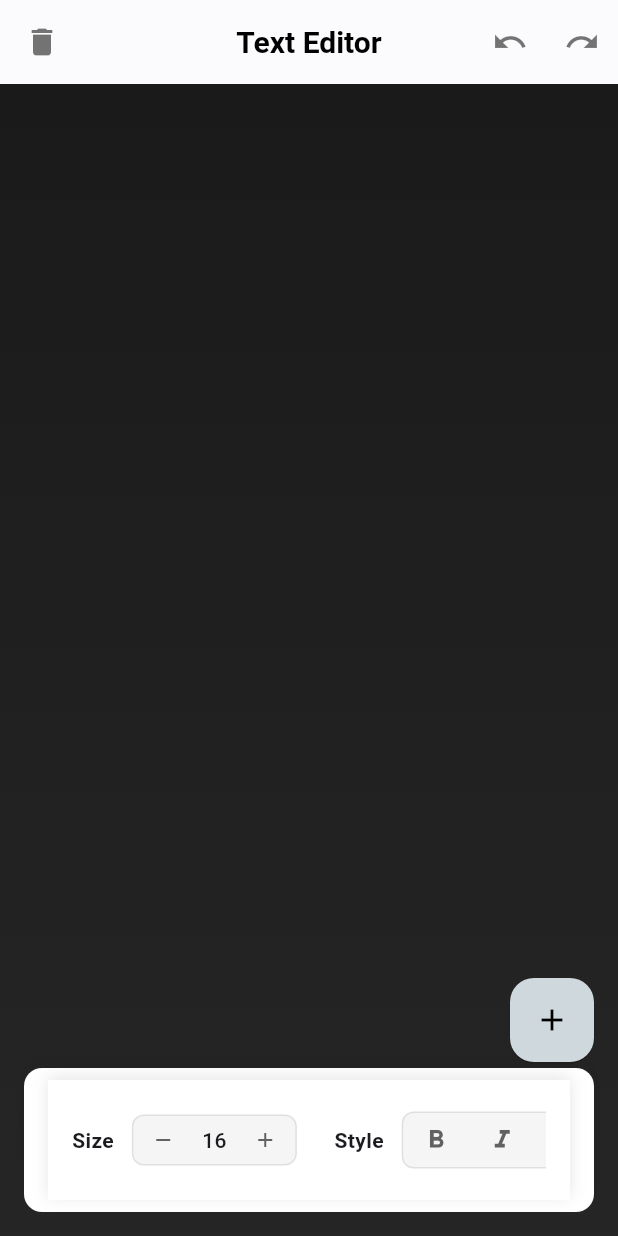
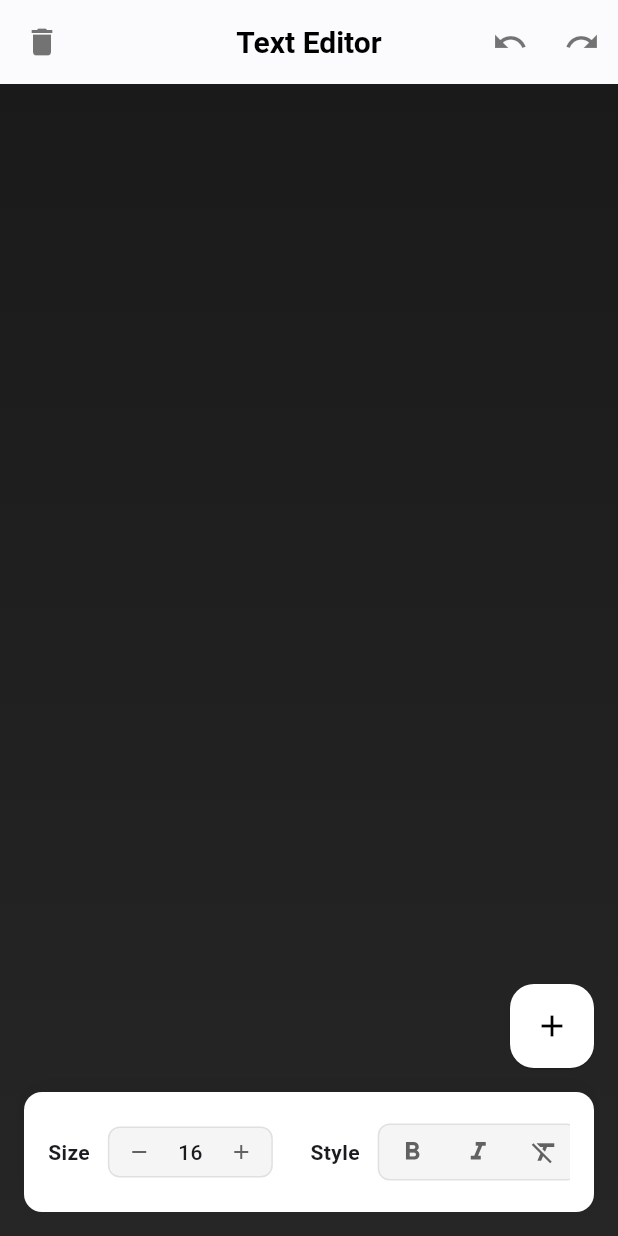
Before and after one commit to may-tas/TextEditingApp, a Flutter app: the screen it shows after launch, on a phone screen of 412 x 824 dp. Run offline on Flutter 3.47's test engine with Material 3 defaults, Android fonts, the phone set to English and light mode, and no system bars; our stand-ins replace flutter_bloc.

Commit message:
Refractor: Migrated the `FontControls` from Stack and Position to `bottomNavigationBar` and `extendedBody` (#25)
* refractor: migrated the font controls from Stack and Position to bottomNavigationBar and extendedBody

* aded preview image

* Remove unused preview image

```diff
--- a/lib/ui/screens/canvas_screen.dart
+++ b/lib/ui/screens/canvas_screen.dart
@@ -80,14 +80,17 @@
                     );
                   },
                 ),
-                Positioned(
-                  bottom: 16,
-                  left: 16,
-                  right: 16,
-                  child: Container(
+              ],
+            );
+          },
+        ),
+      ),
+      extendBody: true,
+      bottomNavigationBar: Container(
+        margin: const EdgeInsets.fromLTRB(16, 0, 16, 16),
+        clipBehavior: Clip.antiAlias,
         decoration: BoxDecoration(
           borderRadius: BorderRadius.circular(12),
-                      color: Colors.white,
           boxShadow: [
             BoxShadow(
               color: Colors.black.withOpacity(0.05),
@@ -96,25 +99,14 @@
             ),
           ],
         ),
-                    child: const Padding(
-                      padding:
-                          EdgeInsets.symmetric(horizontal: 16, vertical: 8),
-                      child: FontControls(),
-                    ),
-                  ),
-                )
-              ],
-            );
-          },
-        ),
+        child: const FontControls(),
       ),
       floatingActionButton: Container(
-        padding: const EdgeInsets.only(bottom: 100),
         decoration: BoxDecoration(
           borderRadius: BorderRadius.circular(16),
         ),
         child: FloatingActionButton(
-          backgroundColor: Colors.blueGrey[100],
+          backgroundColor: Colors.white,
           elevation: 0.5,
           onPressed: () => context.read<CanvasCubit>().addText('New Text'),
           child: const Icon(Icons.add, color: Colors.black),
```
Also changed, not shown: pubspec.lock. Lines whose indentation alone changed are shown as unchanged.
